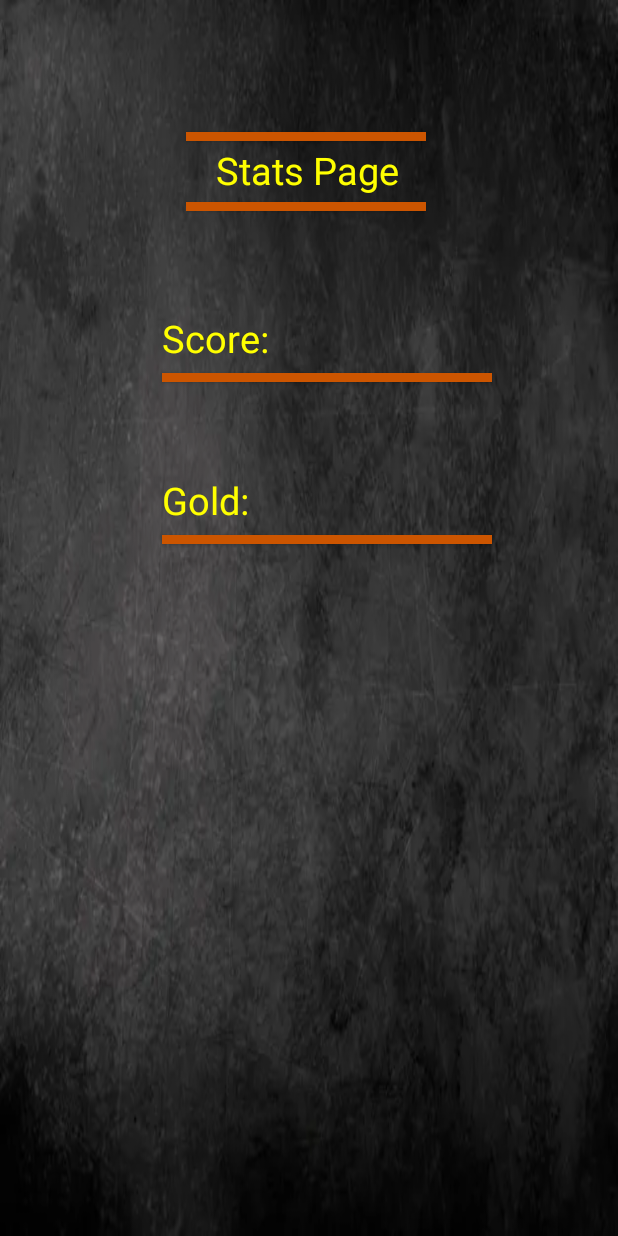
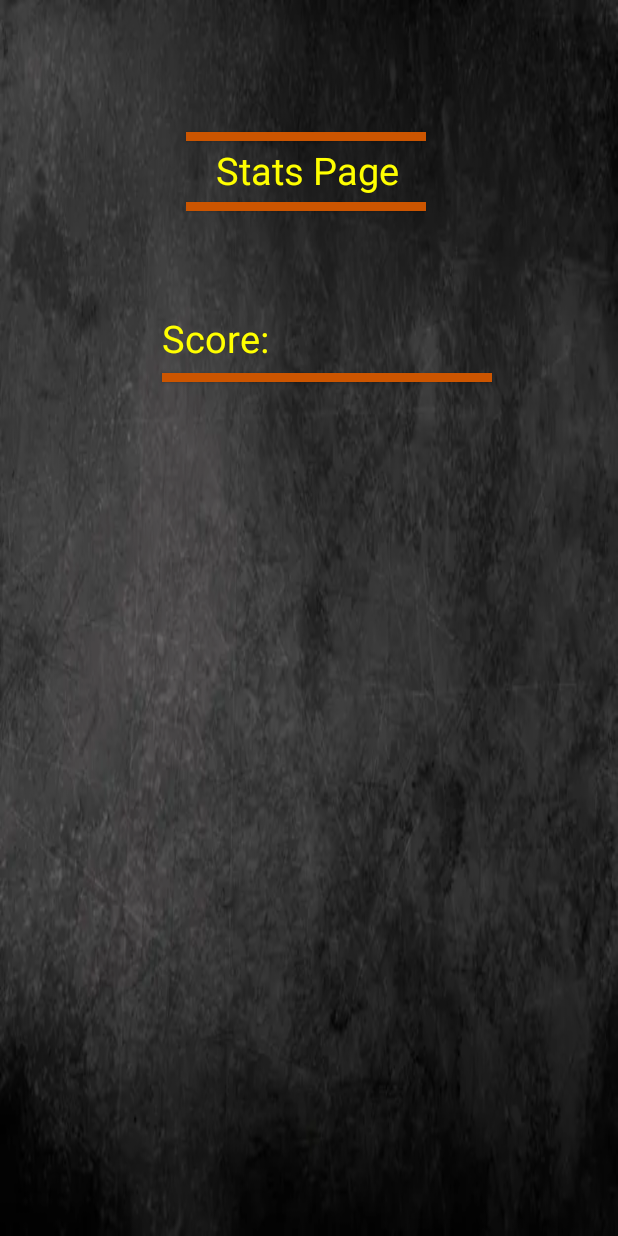
Before and after one commit to krnagy-csu/Project2-CST338, an Android app: the StatsPage screen opened directly, with no data from a screen before it, on a phone screen of 412 x 824 dp. Run offline under Robolectric (Android 15) with nearby library versions, the phone set to English and light mode, and no system bars.

Commit message:
Doing some trimming, these are unused and won't get to them.

```diff
--- a/app/src/main/res/layout/activity_stats_page.xml
+++ b/app/src/main/res/layout/activity_stats_page.xml
@@ -56,17 +56,6 @@
         app:layout_constraintTop_toBottomOf="@+id/tScore" />
 
 
-    <Button
-        android:id="@+id/LineForeGold"
-        android:layout_width="220dp"
-        android:layout_height="6dp"
-        android:layout_marginStart="108dp"
-        android:layout_marginTop="6dp"
-        android:background="#CC5500"
-        android:text=""
-        app:layout_constraintStart_toStartOf="parent"
-        app:layout_constraintTop_toBottomOf="@+id/tGold" />
-
     <TextView
         android:id="@+id/tScore"
         android:layout_width="wrap_content"
@@ -79,17 +68,5 @@
         app:layout_constraintStart_toStartOf="parent"
         app:layout_constraintTop_toTopOf="parent" />
 
-    <TextView
-        android:id="@+id/tGold"
-        android:layout_width="wrap_content"
-        android:layout_height="wrap_content"
-        android:layout_marginStart="108dp"
-        android:layout_marginTop="316dp"
-        android:text="@string/gold"
-        android:textColor="#FFFF00"
-        android:textSize="25sp"
-        app:layout_constraintStart_toStartOf="parent"
-        app:layout_constraintTop_toTopOf="parent" />
-
 
 </androidx.constraintlayout.widget.ConstraintLayout>
--- a/app/src/main/res/values/strings.xml
+++ b/app/src/main/res/values/strings.xml
@@ -20,4 +20,7 @@
     <string name="notifications">Notifications</string>
     <string name="clear_all">Clear All</string>
     <string name="all_suggestions">All Suggestions</string>
+    <string name="background_one">background one</string>
+    <string name="background_two">Background Two</string>
+    <string name="background_three">background three</string>
 </resources>
```
Also changed, not shown: app/src/main/res/layout/activity_backgrounds_store.xml (+3 -15 lines), app/src/main/res/layout/activity_notifications.xml (deleted, +0 -56 lines), app/src/main/res/layout/activity_store.xml (deleted, +0 -85 lines).
